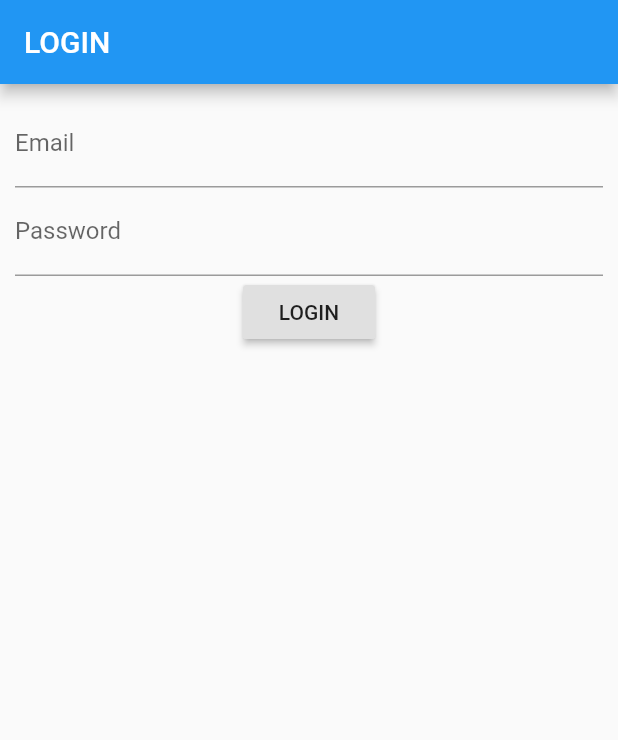
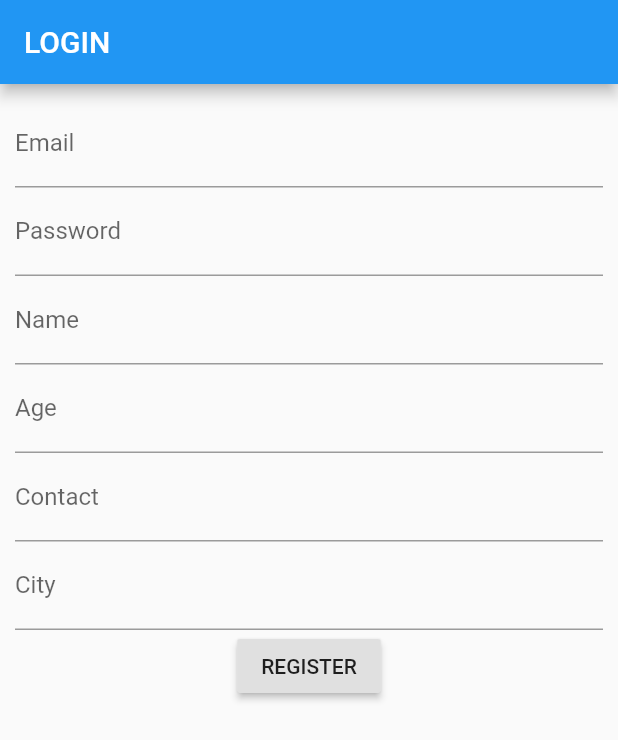
Before and after one commit to Hackdotslash/T12-codeGambit, a Flutter app: the screen it shows after launch, on a phone screen of 412 x 824 dp. Shown: the top 740 px of the screen. Run offline on Flutter 3.47's test engine with Material 2 defaults, Android fonts, the phone set to English and light mode, and no system bars; our stand-ins replace cloud_firestore, firebase_auth, firebase_core; accounts and stored records are empty.

Commit message:
Add User Registration

```diff
--- a/User/lib/login.dart
+++ b/User/lib/login.dart
@@ -1,5 +1,4 @@
 import 'package:flutter/material.dart';
-import 'package:firebase_core/firebase_core.dart';
 import 'package:firebase_auth/firebase_auth.dart';
 import 'search.dart';
 
--- a/User/lib/main.dart
+++ b/User/lib/main.dart
@@ -1,7 +1,7 @@
 import 'package:flutter/material.dart';
 import 'package:firebase_core/firebase_core.dart';
-import 'package:firebase_auth/firebase_auth.dart';
 import 'login.dart';
+import 'signup.dart';
 
 void main() async {
   WidgetsFlutterBinding.ensureInitialized();
@@ -14,7 +14,7 @@ class MyApp extends StatelessWidget {
   @override
   Widget build(BuildContext context) {
     return MaterialApp(
-      home: LoginPage(),
+      home: SignUp(),
     );
   }
 }
--- /dev/null
+++ b/User/lib/signup.dart
@@ -0,0 +1,130 @@
+import 'package:flutter/material.dart';
+import 'package:cloud_firestore/cloud_firestore.dart';
+import 'package:firebase_auth/firebase_auth.dart';
+import 'search.dart';
+
+class SignUp extends StatefulWidget {
+  @override
+  _SignUpState createState() => _SignUpState();
+}
+
+class _SignUpState extends State<SignUp> {
+  String _emailid, _password, _name, _city, _contact, _age;
+
+  final GlobalKey<FormState> _formKey = GlobalKey<FormState>();
+  final firestoreInstance = FirebaseFirestore.instance;
+
+  Future<void> signup() async {
+    final formState = _formKey.currentState;
+    if (formState.validate()) {
+      formState.save();
+      try {
+        User user = (await FirebaseAuth.instance.createUserWithEmailAndPassword(
+                email: _emailid, password: _password))
+            .user;
+        await firestoreInstance.collection("users").add({
+          "name": _name,
+          "age": _age,
+          "contact": _contact,
+          "city": _city,
+        });
+        Navigator.of(context).push(MaterialPageRoute(builder: (context) => SearchScreen()));
+      } catch (e) {
+        print(e.message);
+      }
+    }
+  }
+
+  @override
+  Widget build(BuildContext context) {
+    return Scaffold(
+      appBar: AppBar(
+        title: Text('LOGIN'),
+      ),
+      body: Form(
+        key: _formKey,
+        child: Padding(
+          padding: const EdgeInsets.all(10.0),
+          child: SingleChildScrollView(
+            child: Column(
+              children: <Widget>[
+                TextFormField(
+                  validator: (input) {
+                    if (input.isEmpty) {
+                      return 'Please enter your email';
+                    }
+                  },
+                  onSaved: (input) => _emailid = input,
+                  decoration: InputDecoration(
+                    labelText: 'Email',
+                  ),
+                ),
+                TextFormField(
+                  validator: (input) {
+                    if (input.isEmpty) {
+                      return 'Please enter your password';
+                    }
+                  },
+                  onSaved: (input) => _password = input,
+                  decoration: InputDecoration(
+                    labelText: 'Password',
+                  ),
+                ),
+                TextFormField(
+                  validator: (input) {
+                    if (input.isEmpty) {
+                      return 'Please enter your name';
+                    }
+                  },
+                  onSaved: (input) => _name = input,
+                  decoration: InputDecoration(
+                    labelText: 'Name',
+                  ),
+                ),
+                TextFormField(
+                  validator: (input) {
+                    if (input.isEmpty) {
+                      return 'Please enter your age';
+                    }
+                  },
+                  onSaved: (input) => _age = input,
+                  decoration: InputDecoration(
+                    labelText: 'Age',
+                  ),
+                ),
+                TextFormField(
+                  validator: (input) {
+                    if (input.isEmpty) {
+                      return 'Please enter you Contact';
+                    }
+                  },
+                  onSaved: (input) => _contact = input,
+                  decoration: InputDecoration(
+                    labelText: 'Contact',
+                  ),
+                ),
+                TextFormField(
+                  validator: (input) {
+                    if (input.isEmpty) {
+                      return 'Please enter you city';
+                    }
+                  },
+                  onSaved: (input) => _city = input,
+                  decoration: InputDecoration(
+                    labelText: 'City',
+                  ),
+                ),
+                RaisedButton(
+                  onPressed: () {
+                    signup();
+                  },
+                  child: Text('REGISTER'),
+                ),
+              ],
+            ),
+          ),
+        ),
+      ),
+    );
+  }
+}
```
